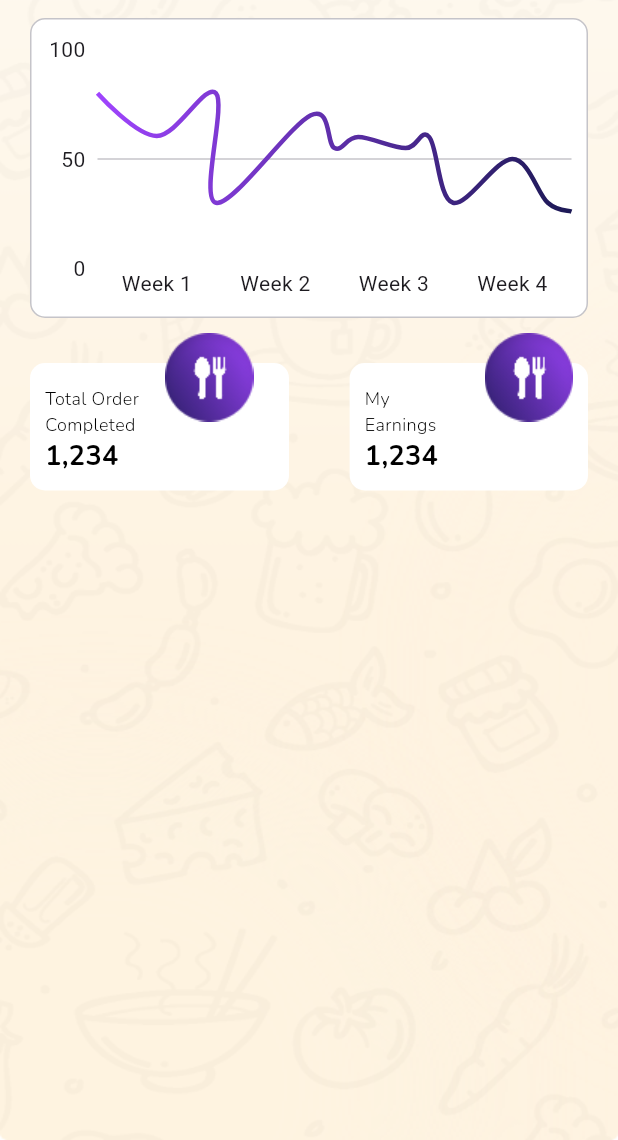
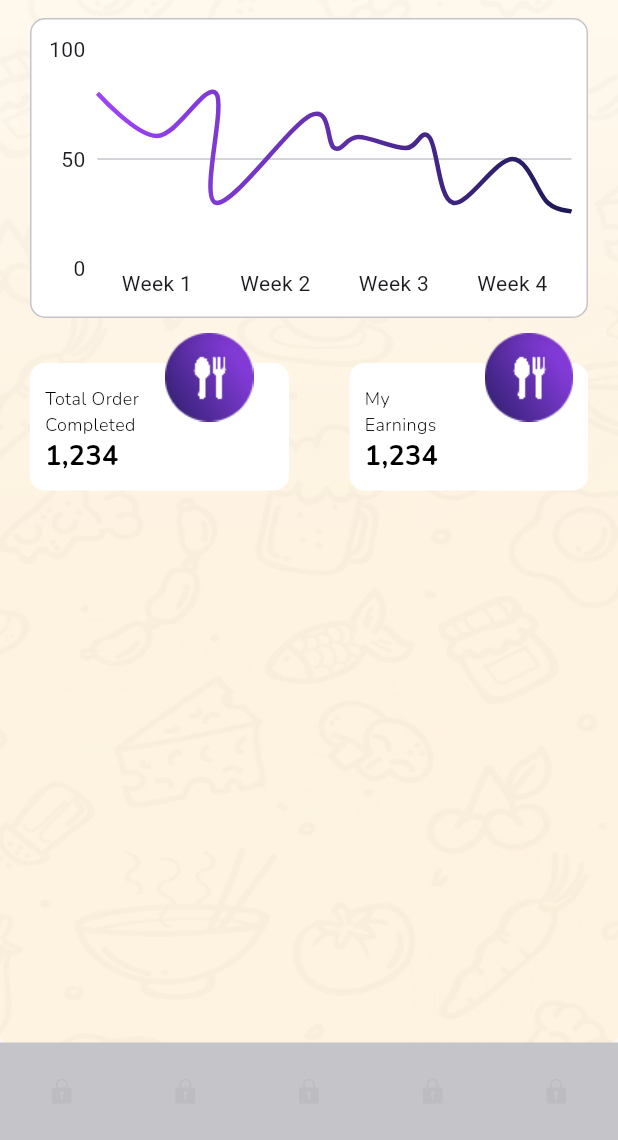
Before and after one commit to aash1r/street_eats, a Flutter app: the LoginScreen screen opened by its route, after a tap on "Login", on a phone screen of 412 x 824 dp, the part 96-1236 px from its top. Run offline on Flutter 3.47's test engine with Material 3 defaults, Android fonts, the phone set to English and light mode, and no system bars; drawn by our look-alikes of fl_chart; our stand-ins replace circular_countdown_timer, dropdown_button2, easy_rich_text, flutter_rating_bar, flutter_screenutil, flutter_slidable and 7 more; statements that could not run were skipped.

Commit message:
bottom nav bar

```diff
--- a/lib/controllers/filter_container_controller.dart
+++ b/lib/controllers/filter_container_controller.dart
@@ -1,6 +1,6 @@
 import 'package:street_eats_vendor/helpers/utils/export.dart';
 
-class FilterContainerController extends GetxController {
+class OrderFilterController extends GetxController {
   int filterIndex = 0;
 
   void setFilterIndex(int index) {
--- a/lib/helpers/functions/overlay_container.dart
+++ b/lib/helpers/functions/overlay_container.dart
@@ -5,7 +5,7 @@ import '../utils/export.dart';
 const Offset _tapPosition = Offset(191.8, 172.9);
 
 void showContextMenu(BuildContext context) async {
-  final controller = Get.find<FilterContainerController>();
+  final controller = Get.find<OrderFilterController>();
   final RenderObject? overlay = Overlay.of(context).context.findRenderObject();
   String? selectedOption;
 
--- a/lib/helpers/widgets/container_selection_row.dart
+++ b/lib/helpers/widgets/container_selection_row.dart
@@ -19,7 +19,7 @@ class ContainerSelectionRow extends StatelessWidget {
   @override
   Widget build(BuildContext context) {
     return GetBuilder(
-      init: FilterContainerController(),
+      init: OrderFilterController(),
       builder: (controller) {
         return Row(
           children: List.generate(
--- a/lib/main.dart
+++ b/lib/main.dart
@@ -26,7 +26,6 @@ class MyApp extends StatelessWidget {
               colorScheme: ColorScheme.fromSeed(seedColor: Colors.deepPurple),
               useMaterial3: true,
             ),
-            home: const SplashScreen(),
           );
         });
       },
--- a/lib/routes.dart
+++ b/lib/routes.dart
@@ -23,6 +23,8 @@ import 'package:street_eats_vendor/screens/settings/settings_screen.dart';
 import 'package:street_eats_vendor/screens/settings/terms_and_condition_screen.dart';
 import 'package:street_eats_vendor/screens/splash_screen/splash_screen.dart';
 
+import 'screens/bindings.dart';
+import 'screens/bottom_bar/bottom_nav_bar.dart';
 import 'screens/chats/conversation_screen.dart';
 
 class Routes {
@@ -61,6 +63,11 @@ class Routes {
           settings: settings,
           page: () => const VerificationScreen(),
         );
+      case BottomNavBar.routeName:
+        return GetPageRoute(
+            settings: settings,
+            page: () => const BottomNavBar(),
+            binding: Binding());
       case HomeScreen.routeName:
         return GetPageRoute(
           settings: settings,
--- a/lib/screens/auth/login_screen.dart
+++ b/lib/screens/auth/login_screen.dart
@@ -1,5 +1,6 @@
 import 'package:street_eats_vendor/helpers/functions/change_page.dart';
 import 'package:street_eats_vendor/screens/auth/signup_screen.dart';
+import 'package:street_eats_vendor/screens/bottom_bar/bottom_nav_bar.dart';
 import 'package:street_eats_vendor/screens/home/home_screen.dart';
 import '../../helpers/utils/export.dart';
 
@@ -140,7 +141,7 @@ class LoginScreen extends StatelessWidget {
             ),
             14.verticalSpace,
             CustomButton(
-                onTap: () => changePage(HomeScreen.routeName),
+                onTap: () => changePage(BottomNavBar.routeName),
                 gradient: AppColors.gradient,
                 height: 22.h,
                 title: 'Login',
--- /dev/null
+++ b/lib/screens/bottom_bar/bottom_bar.dart
@@ -0,0 +1,24 @@
+import 'package:street_eats_vendor/helpers/utils/export.dart';
+import 'package:street_eats_vendor/screens/chats/conversation_screen.dart';
+import 'package:street_eats_vendor/screens/home/home_screen.dart';
+import 'package:street_eats_vendor/screens/orders/service_orders/order_tracking_screen.dart';
+import 'package:street_eats_vendor/screens/profile/create_profile_screen.dart';
+import 'package:street_eats_vendor/screens/settings/settings_screen.dart';
+
+class BottomBar {
+  final String image;
+  final String routeName;
+
+  BottomBar({required this.image, required this.routeName});
+
+  static final allBottomBarItems = [
+    BottomBar(image: AppAssets.lockIcon, routeName: HomeScreen.routeName),
+    BottomBar(
+        image: AppAssets.lockIcon, routeName: ConversationScreen.routeName),
+    BottomBar(
+        image: AppAssets.lockIcon, routeName: CreateProfileScreen.routeName),
+    BottomBar(image: AppAssets.lockIcon, routeName: SettingsScreen.routeName),
+    BottomBar(
+        image: AppAssets.lockIcon, routeName: OrderTrackingScreen.routeName),
+  ];
+}
--- /dev/null
+++ b/lib/screens/bottom_bar/bottom_bar_item.dart
@@ -0,0 +1,29 @@
+import 'package:street_eats_vendor/helpers/functions/change_page.dart';
+import 'package:street_eats_vendor/helpers/utils/export.dart';
+import 'bottom_bar.dart';
+import 'controller/bottom_bar_controller.dart';
+
+class BottomBarItem extends StatelessWidget {
+  const BottomBarItem({super.key, required this.index, required this.item});
+  final int index;
+  final BottomBar item;
+
+  @override
+  Widget build(BuildContext context) {
+    return GetBuilder<BottomNavBarController>(builder: (controller) {
+      return GestureDetector(
+        onTap: () {
+          controller.setIndex(index);
+          changePage(
+            item.routeName,
+          );
+        },
+        // child:
+        child: SvgPicture.asset(
+          item.image,
+          colorFilter: const ColorFilter.mode(Colors.grey, BlendMode.srcIn),
+        ),
+      );
+    });
+  }
+}
--- /dev/null
+++ b/lib/screens/bottom_bar/bottom_nav_bar.dart
@@ -0,0 +1,38 @@
+import 'package:street_eats_vendor/helpers/utils/export.dart';
+import 'package:street_eats_vendor/screens/bottom_bar/bottom_bar.dart';
+import 'package:street_eats_vendor/screens/bottom_bar/bottom_bar_item.dart';
+import 'package:street_eats_vendor/screens/home/home_screen.dart';
+import 'package:collection/collection.dart';
+import '../../routes.dart';
+import 'controller/bottom_bar_controller.dart';
+
+class BottomNavBar extends StatelessWidget {
+  const BottomNavBar({super.key});
+  static const routeName = '/bottom-bar';
+  @override
+  Widget build(BuildContext context) {
+    return GetBuilder(
+        init: BottomNavBarController(),
+        builder: (controller) {
+          return Scaffold(
+            body: Navigator(
+              key: Get.nestedKey(1),
+              initialRoute: HomeScreen.routeName,
+              onGenerateRoute: Routes.onGenerateRoute,
+            ),
+            bottomNavigationBar: Container(
+              color: AppColors.grayColor,
+              height: 65,
+              width: 1.sw,
+              child: Row(
+                mainAxisAlignment: MainAxisAlignment.spaceAround,
+                children: BottomBar.allBottomBarItems
+                    .mapIndexed((index, item) =>
+                        BottomBarItem(index: index, item: item))
+                    .toList(),
+              ),
+            ),
+          );
+        });
+  }
+}
--- /dev/null
+++ b/lib/screens/bottom_bar/controller/bottom_bar_controller.dart
@@ -0,0 +1,9 @@
+import 'package:street_eats_vendor/helpers/utils/export.dart';
+
+class BottomNavBarController extends GetxController {
+  int currentIndex = 0;
+  void setIndex(int index) {
+    currentIndex = index;
+    update();
+  }
+}
--- a/lib/screens/drawer/components/drawer_model.dart
+++ b/lib/screens/drawer/components/drawer_model.dart
@@ -41,7 +41,7 @@ class DrawerModel {
         onTap: () {},
       ),
       DrawerScreenModel(
-        page: OrderHistoryScreen(),
+        page: const OrderHistoryScreen(),
         text: 'Order History',
         image: AppAssets.orderHistoryIconGradient,
         onTap: () {},
@@ -97,7 +97,7 @@ class DrawerModel {
         onTap: () {},
       ),
       DrawerScreenModel(
-        page: OrderHistoryScreen(),
+        page: const OrderHistoryScreen(),
         text: 'Order History',
         image: AppAssets.orderHistoryIconGradient,
         onTap: () {},
--- a/lib/screens/menu/main_menu_screen.dart
+++ b/lib/screens/menu/main_menu_screen.dart
@@ -20,7 +20,7 @@ class MainMenuScreen extends StatefulWidget {
 class _MainMenuScreenState extends State<MainMenuScreen> {
   @override
   Widget build(BuildContext context) {
-    return GetBuilder<FilterContainerController>(
+    return GetBuilder<OrderFilterController>(
       builder: (controller) {
         return Container(
           decoration:
--- a/lib/screens/orders/order_history/order_history_screen.dart
+++ b/lib/screens/orders/order_history/order_history_screen.dart
@@ -13,7 +13,7 @@ class OrderHistoryScreen extends StatelessWidget {
   @override
   Widget build(BuildContext context) {
     return GetBuilder(
-      init: FilterContainerController(),
+      init: OrderFilterController(),
       builder: (controller) {
         return Container(
           decoration:
--- a/lib/screens/orders/service_orders/service_order_screen.dart
+++ b/lib/screens/orders/service_orders/service_order_screen.dart
@@ -15,7 +15,7 @@ class ServiceOrdersScreen extends StatelessWidget {
   @override
   Widget build(BuildContext context) {
     return GetBuilder(
-      init: FilterContainerController(),
+      init: OrderFilterController(),
       builder: (controller) {
         return Container(
           decoration:
```
Also changed, not shown: lib/screens/bindings.dart (added, +11 -0 lines).
